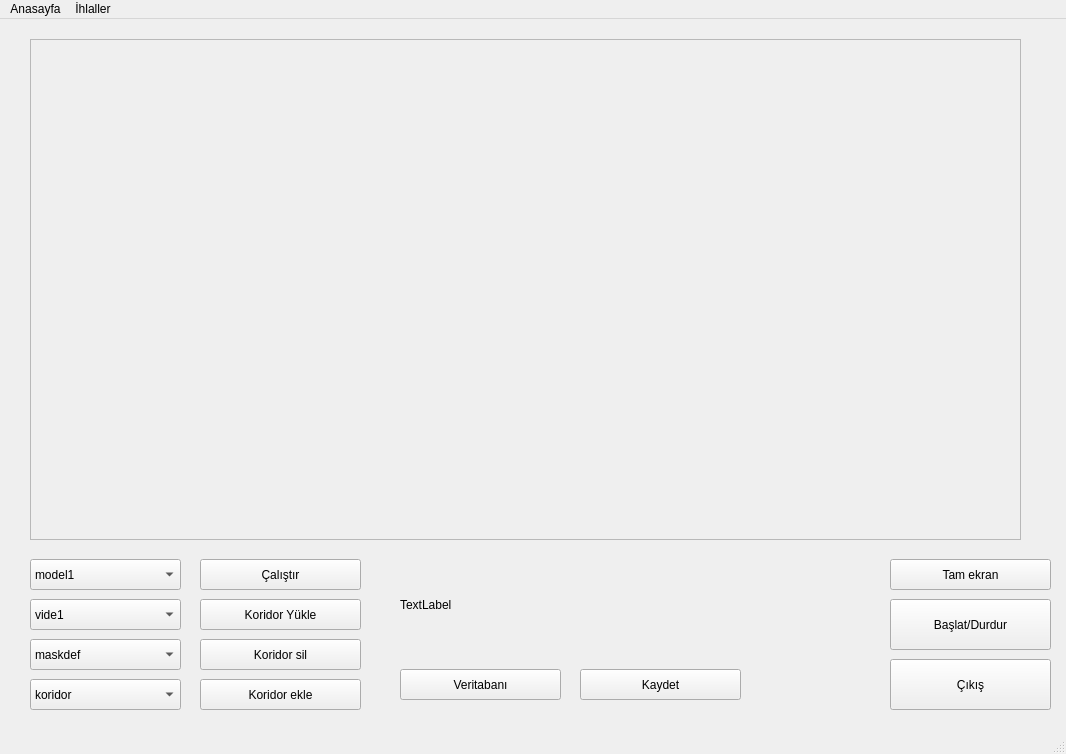
This is gui/untitled.ui in firathdr/Serit-Kontrol as Qt 5 draws it before an edit. The edited form follows.
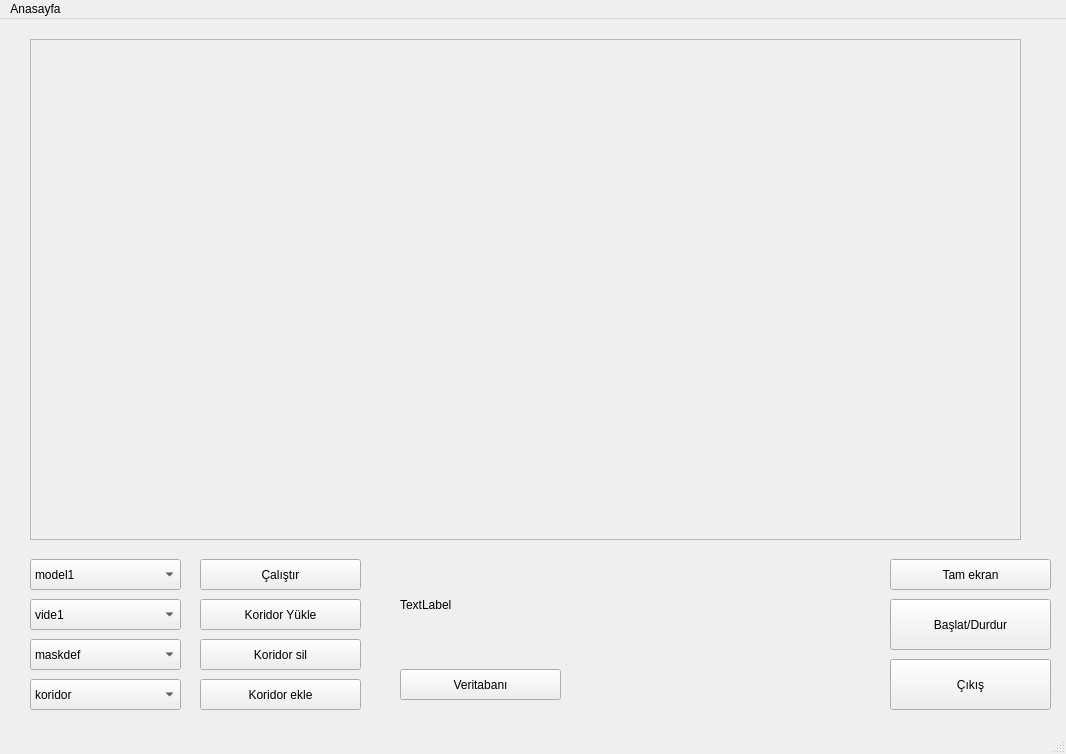
This is the edited form.

Diff of the .ui file:
```diff
--- a/gui/untitled.ui
+++ b/gui/untitled.ui
@@ -260,19 +260,6 @@
      <string>Veritabanı</string>
     </property>
    </widget>
-   <widget class="QPushButton" name="pushButton_9">
-    <property name="geometry">
-     <rect>
-      <x>580</x>
-      <y>650</y>
-      <width>161</width>
-      <height>31</height>
-     </rect>
-    </property>
-    <property name="text">
-     <string>Kaydet</string>
-    </property>
-   </widget>
   </widget>
   <widget class="QMenuBar" name="menubar">
    <property name="geometry">
@@ -289,13 +276,7 @@
     </property>
     <addaction name="actionAyarlar"/>
    </widget>
-   <widget class="QMenu" name="menu_hlaller">
-    <property name="title">
-     <string>İhlaller</string>
-    </property>
-   </widget>
    <addaction name="menuAnasayfa"/>
-   <addaction name="menu_hlaller"/>
   </widget>
   <widget class="QStatusBar" name="statusbar"/>
   <action name="actionAyarlar">
```
Left out of the diff: 2 changed lines with no effect on the pictures.
